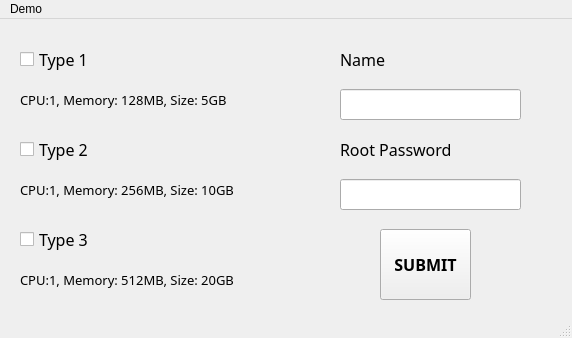
First picture: the form in Client/ui/create_form.ui, repository Greenun/NetProject, before the edit.
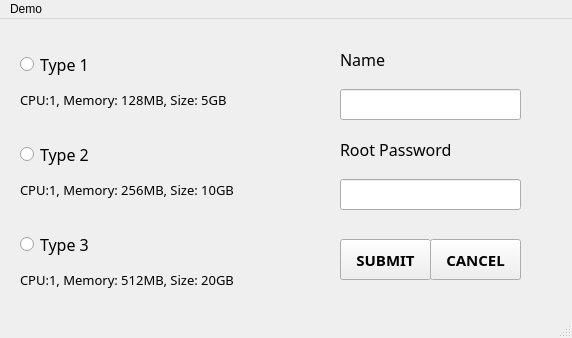
Second picture: the form after the edit.

Commit message: client 측 수정

Patch:
```diff
--- a/Client/ui/create_form.ui
+++ b/Client/ui/create_form.ui
@@ -14,63 +14,6 @@
    <string>MainWindow</string>
   </property>
   <widget class="QWidget" name="centralwidget">
-   <widget class="QCheckBox" name="type1">
-    <property name="geometry">
-     <rect>
-      <x>20</x>
-      <y>30</y>
-      <width>96</width>
-      <height>21</height>
-     </rect>
-    </property>
-    <property name="font">
-     <font>
-      <family>나눔스퀘어라운드 Regular</family>
-      <pointsize>12</pointsize>
-     </font>
-    </property>
-    <property name="text">
-     <string>Type 1</string>
-    </property>
-   </widget>
-   <widget class="QCheckBox" name="type2">
-    <property name="geometry">
-     <rect>
-      <x>20</x>
-      <y>120</y>
-      <width>96</width>
-      <height>21</height>
-     </rect>
-    </property>
-    <property name="font">
-     <font>
-      <family>나눔스퀘어라운드 Regular</family>
-      <pointsize>12</pointsize>
-     </font>
-    </property>
-    <property name="text">
-     <string>Type 2</string>
-    </property>
-   </widget>
-   <widget class="QCheckBox" name="type3">
-    <property name="geometry">
-     <rect>
-      <x>20</x>
-      <y>210</y>
-      <width>96</width>
-      <height>21</height>
-     </rect>
-    </property>
-    <property name="font">
-     <font>
-      <family>나눔스퀘어라운드 Regular</family>
-      <pointsize>12</pointsize>
-     </font>
-    </property>
-    <property name="text">
-     <string>Type 3</string>
-    </property>
-   </widget>
    <widget class="QLabel" name="label">
     <property name="geometry">
      <rect>
@@ -150,16 +93,16 @@
    <widget class="QPushButton" name="submit_btn">
     <property name="geometry">
      <rect>
-      <x>380</x>
-      <y>210</y>
+      <x>340</x>
+      <y>220</y>
       <width>91</width>
-      <height>71</height>
+      <height>41</height>
      </rect>
     </property>
     <property name="font">
      <font>
       <family>나눔스퀘어라운드 Regular</family>
-      <pointsize>12</pointsize>
+      <pointsize>11</pointsize>
       <weight>75</weight>
       <bold>true</bold>
      </font>
@@ -213,6 +156,84 @@
      <enum>QLineEdit::Password</enum>
     </property>
    </widget>
+   <widget class="QPushButton" name="cancel_btn">
+    <property name="geometry">
+     <rect>
+      <x>430</x>
+      <y>220</y>
+      <width>91</width>
+      <height>41</height>
+     </rect>
+    </property>
+    <property name="font">
+     <font>
+      <family>나눔스퀘어라운드 Regular</family>
+      <pointsize>11</pointsize>
+      <weight>75</weight>
+      <bold>true</bold>
+     </font>
+    </property>
+    <property name="text">
+     <string>CANCEL</string>
+    </property>
+   </widget>
+   <widget class="QRadioButton" name="type1">
+    <property name="geometry">
+     <rect>
+      <x>20</x>
+      <y>30</y>
+      <width>108</width>
+      <height>31</height>
+     </rect>
+    </property>
+    <property name="font">
+     <font>
+      <family>나눔스퀘어라운드 Regular</family>
+      <pointsize>12</pointsize>
+     </font>
+    </property>
+    <property name="text">
+     <string>Type 1</string>
+    </property>
+   </widget>
+   <widget class="QRadioButton" name="type2">
+    <property name="geometry">
+     <rect>
+      <x>20</x>
+      <y>120</y>
+      <width>108</width>
+      <height>31</height>
+     </rect>
+    </property>
+    <property name="font">
+     <font>
+      <family>나눔스퀘어라운드 Regular</family>
+      <pointsize>12</pointsize>
+     </font>
+    </property>
+    <property name="text">
+     <string>Type 2</string>
+    </property>
+   </widget>
+   <widget class="QRadioButton" name="type3">
+    <property name="geometry">
+     <rect>
+      <x>20</x>
+      <y>210</y>
+      <width>108</width>
+      <height>31</height>
+     </rect>
+    </property>
+    <property name="font">
+     <font>
+      <family>나눔스퀘어라운드 Regular</family>
+      <pointsize>12</pointsize>
+     </font>
+    </property>
+    <property name="text">
+     <string>Type 3</string>
+    </property>
+   </widget>
   </widget>
   <widget class="QMenuBar" name="menubar">
    <property name="geometry">
```
Left out of the diff: 2 changed lines with no effect on the pictures. The commit also changes 2 other files.
